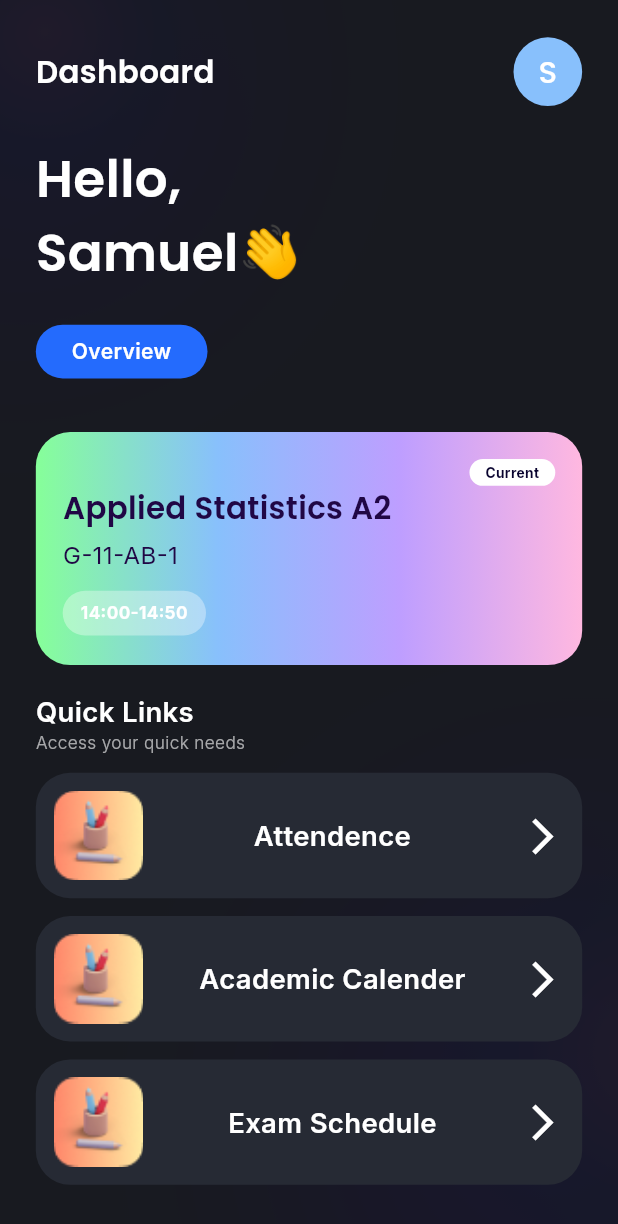
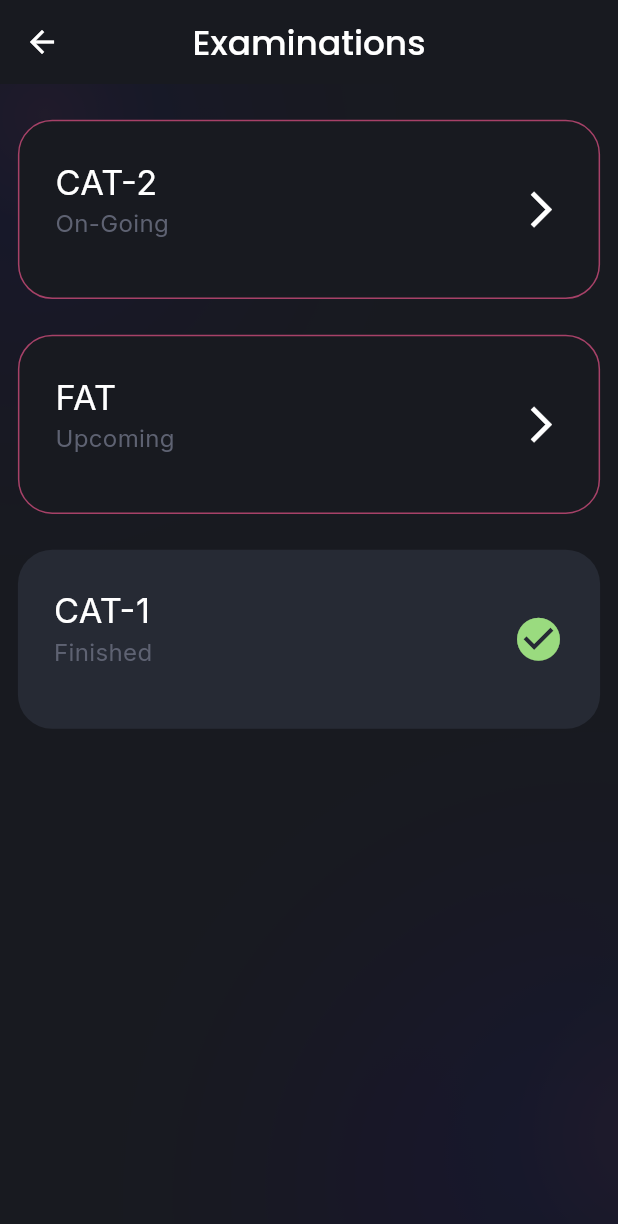
Before and after one commit to SatyanandAtluri/VITAP-APP, a Flutter app: the HomePage screen opened directly, after a tap on "Exam Schedule", on a phone screen of 412 x 824 dp. Shown: the top 1224 px of the screen. Run offline on Flutter 3.47's test engine with Material 2 defaults, Android fonts, the phone set to English and light mode, and no system bars; our stand-ins replace flutter_screenutil, flutter_svg, google_fonts, iconsax.

Commit message:
added exam schedule

```diff
--- /dev/null
+++ b/lib/pages/ExamSchedulePage/exam_schedule.dart
@@ -0,0 +1,185 @@
+import 'package:flutter/material.dart';
+import 'package:flutter_screenutil/flutter_screenutil.dart';
+import 'package:google_fonts/google_fonts.dart';
+import 'package:vitap_redesign/Customs/custom_tap.dart';
+import 'package:vitap_redesign/pages/SplashPage/background.dart';
+
+class ExamSchedulePage extends StatelessWidget {
+  const ExamSchedulePage({Key? key}) : super(key: key);
+
+  @override
+  Widget build(BuildContext context) {
+    return Scaffold(
+      backgroundColor: Color(0xff181A20),
+      appBar: AppBar(
+        centerTitle: true,
+        elevation: 0,
+        backgroundColor: Color(0xff181A20),
+        leading: IconButton(
+          icon: Icon(Icons.arrow_back, color: Color(0xffffffff)),
+          onPressed: () => Navigator.of(context).pop(),
+        ),
+        title: Text(
+          'Examinations',
+          style: GoogleFonts.poppins(
+            fontWeight: FontWeight.w500,
+            fontSize: 20.sp,
+            color: Color(0xffffffff),
+          ),
+        ),
+      ),
+      body: Scaffold_Background(
+        child: Padding(
+          padding: EdgeInsets.all(10.h),
+          child: Column(
+            mainAxisAlignment: MainAxisAlignment.start,
+            crossAxisAlignment: CrossAxisAlignment.start,
+            children: [
+              SizedBox(
+                height: 10.h,
+              ),
+              CustomTap(
+                onTap: () {},
+                child: Container(
+                  height: 100.h,
+                  width: double.infinity,
+                  decoration: BoxDecoration(
+                    color: Color(0xff181A20),
+                    borderRadius: BorderRadius.circular(20.r),
+                    border: Border.all(
+                      color: Color(0xd0c74a78),
+                    ),
+                  ),
+                  child: Padding(
+                    padding: EdgeInsets.all(20.h),
+                    child: Row(
+                      mainAxisAlignment: MainAxisAlignment.spaceBetween,
+                      crossAxisAlignment: CrossAxisAlignment.center,
+                      children: [
+                        Column(
+                          mainAxisAlignment: MainAxisAlignment.start,
+                          crossAxisAlignment: CrossAxisAlignment.start,
+                          children: [
+                            Text(
+                              'CAT-2',
+                              style: GoogleFonts.inter(
+                                  fontSize: 20.sp,
+                                  color: Color(0xffffffff),
+                                  fontWeight: FontWeight.w400),
+                            ),
+                            Text(
+                              'On-Going',
+                              style: GoogleFonts.inter(
+                                  fontSize: 14.sp,
+                                  color: Color(0xff5E6272),
+                                  fontWeight: FontWeight.w400),
+                            ),
+                          ],
+                        ),
+                        Icon(Icons.arrow_forward_ios,
+                            size: 25.sp, color: Color(0xffffffff)),
+                      ],
+                    ),
+                  ),
+                ),
+              ),
+              SizedBox(
+                height: 20.h,
+              ),
+              CustomTap(
+                onTap: () {},
+                child: Container(
+                  height: 100.h,
+                  width: double.infinity,
+                  decoration: BoxDecoration(
+                    color: Color(0xff181A20),
+                    borderRadius: BorderRadius.circular(20.r),
+                    border: Border.all(
+                      color: Color(0xd0c74a78),
+                    ),
+                  ),
+                  child: Padding(
+                    padding: EdgeInsets.all(20.h),
+                    child: Row(
+                      mainAxisAlignment: MainAxisAlignment.spaceBetween,
+                      crossAxisAlignment: CrossAxisAlignment.center,
+                      children: [
+                        Column(
+                          mainAxisAlignment: MainAxisAlignment.start,
+                          crossAxisAlignment: CrossAxisAlignment.start,
+                          children: [
+                            Text(
+                              'FAT',
+                              style: GoogleFonts.inter(
+                                  fontSize: 20.sp,
+                                  color: Color(0xffffffff),
+                                  fontWeight: FontWeight.w400),
+                            ),
+                            Text(
+                              'Upcoming',
+                              style: GoogleFonts.inter(
+                                  fontSize: 14.sp,
+                                  color: Color(0xff5E6272),
+                                  fontWeight: FontWeight.w400),
+                            ),
+                          ],
+                        ),
+                        Icon(Icons.arrow_forward_ios,
+                            size: 25.sp, color: Color(0xffffffff)),
+                      ],
+                    ),
+                  ),
+                ),
+              ),
+              SizedBox(
+                height: 20.h,
+              ),
+              CustomTap(
+                onTap: () {},
+                child: Container(
+                  height: 100.h,
+                  width: double.infinity,
+                  decoration: BoxDecoration(
+                    color: Color(0xff262A34),
+                    borderRadius: BorderRadius.circular(20.r),
+                  ),
+                  child: Padding(
+                    padding: EdgeInsets.all(20.h),
+                    child: Row(
+                      mainAxisAlignment: MainAxisAlignment.spaceBetween,
+                      crossAxisAlignment: CrossAxisAlignment.center,
+                      children: [
+                        Column(
+                          mainAxisAlignment: MainAxisAlignment.start,
+                          crossAxisAlignment: CrossAxisAlignment.start,
+                          children: [
+                            Text(
+                              'CAT-1',
+                              style: GoogleFonts.inter(
+                                  fontSize: 20.sp,
+                                  color: Color(0xffffffff),
+                                  fontWeight: FontWeight.w400),
+                            ),
+                            Text(
+                              'Finished',
+                              style: GoogleFonts.inter(
+                                  fontSize: 14.sp,
+                                  color: Color(0xff5E6272),
+                                  fontWeight: FontWeight.w400),
+                            ),
+                          ],
+                        ),
+                        Icon(Icons.check_circle,
+                            size: 30.sp, color: Color(0xff9ADB7F)),
+                      ],
+                    ),
+                  ),
+                ),
+              ),
+            ],
+          ),
+        ),
+      ),
+    );
+  }
+}
--- a/lib/pages/Homepage/home_page.dart
+++ b/lib/pages/Homepage/home_page.dart
@@ -5,6 +5,7 @@ import 'package:vitap_redesign/Customs/custom_tap.dart';
 import 'package:vitap_redesign/pages/SplashPage/background.dart';
 
 import '../Attendencepage/attendence_page.dart';
+import '../ExamSchedulePage/exam_schedule.dart';
 
 class HomePage extends StatelessWidget {
   const HomePage({Key? key}) : super(key: key);
@@ -272,7 +273,10 @@ class HomePage extends StatelessWidget {
                       height: 10.h,
                     ),
                     CustomTap(
-                      onTap: () {},
+                      onTap: () {
+                        Navigator.of(context).push(MaterialPageRoute(
+                            builder: (context) => ExamSchedulePage()));
+                      },
                       child: Container(
                         height: 70.h,
                         width: double.infinity,
```
